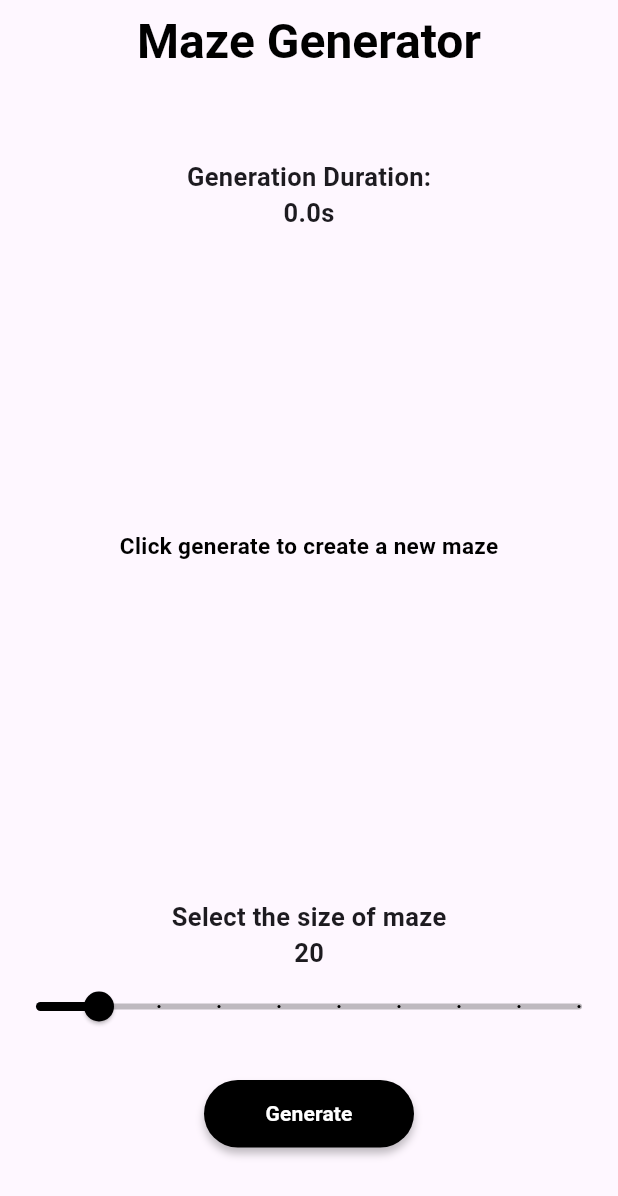
After one commit to dylan-1006/maze_generator, a Flutter app: the screen it shows after launch, on a phone screen of 412 x 824 dp. The commit adds this screen. Shown: the top 1196 px of the screen. Run offline on Flutter 3.47's test engine with Material 3 defaults, Android fonts, the phone set to English and light mode, and no system bars; Roboto replaces fonts that are missing (SF-Pro).

Commit message:
Refactor code improve readability

```diff
--- a/lib/classes/maze.dart
+++ b/lib/classes/maze.dart
@@ -1,18 +1,18 @@
 class Cell {
-  //Each cell is a square that has 4 walls
-  //True indicates that the wall hasn't been removed yet
+  //Each cell is a square that has 4 walls. True indicates that the wall is intact
   bool topWall = true;
   bool bottomWall = true;
   bool leftWall = true;
   bool rightWall = true;
 
+  //Indicate whether the cell has been visited during maze generation
   bool visitedBefore = false;
 }
 
 class Maze {
   final int rows;
   final int columns;
-  late List<List<Cell>> grid; //2D Array to store the row & column of maze
+  late List<List<Cell>> grid; //2D Array to store the cells of maze
 
   Maze(this.rows, this.columns) {
     //Fill the grid up with cells
--- a/lib/home.dart
+++ b/lib/home.dart
@@ -1,7 +1,11 @@
 import "package:flutter/material.dart";
 import "package:maze_generator/classes/maze.dart";
 import "package:maze_generator/classes/maze_generator.dart";
+import "package:maze_generator/widgets/duration_info.dart";
+import "package:maze_generator/widgets/generate_button.dart";
+import "package:maze_generator/widgets/maze_container.dart";
 import "package:maze_generator/widgets/maze_painter.dart";
+import "package:maze_generator/widgets/maze_size_slider.dart";
 
 class HomeScreen extends StatefulWidget {
   const HomeScreen({super.key});
@@ -12,8 +16,8 @@
 
 class _HomeScreenState extends State<HomeScreen> {
   double mazeSize = 20;
-  late Maze maze;
-  late MazeGenerator generator;
+  Maze maze = Maze(20, 20);
+  late MazeGenerator generator = MazeGenerator(maze);
   Duration mazeGenerationTime = Duration.zero;
   int previousMazeSize = 20;
   bool finishedDrawing = false;
@@ -32,129 +36,30 @@
         body: Column(
           crossAxisAlignment: CrossAxisAlignment.center,
           children: [
-            Container(
-              margin: EdgeInsets.only(top: 50),
-              child: Text(
-                "Generation Duration:",
-                style: TextStyle(fontWeight: FontWeight.w600, fontSize: 17),
-              ),
-            ),
-            Container(
-                margin: EdgeInsets.only(bottom: 30),
-                child: Text(
-                  (mazeGenerationTime.inMicroseconds / 1000000).toString() +
-                      's',
-                  style: TextStyle(fontWeight: FontWeight.w600, fontSize: 17),
-                )),
-            Container(
-              alignment: Alignment.center,
-              height: 360,
-              margin: const EdgeInsets.symmetric(horizontal: 25),
-              decoration: const BoxDecoration(color: Colors.transparent),
-              child: finishedDrawing
-                  ? MazeWidget(generator.maze)
-                  : const Text(
-                      'Click generate to create a new maze',
-                      style: TextStyle(
-                          color: Colors.black,
-                          fontWeight: FontWeight.w600,
-                          fontSize: 15),
-                    ),
-            ),
-            Container(
-              alignment: Alignment.bottomRight,
-              margin: const EdgeInsets.only(bottom: 35, left: 25, right: 25),
-              child: Text(
-                '${previousMazeSize}x$previousMazeSize',
-                style: TextStyle(
-                    fontSize: 14,
-                    fontWeight: FontWeight.w700,
-                    color: finishedDrawing ? Colors.black : Colors.transparent),
-              ),
-            ),
-            Container(
-              child: const Text(
-                'Select the size of maze',
-                style: TextStyle(fontSize: 17, fontWeight: FontWeight.w600),
-              ),
-            ),
-            Container(
-              child: Text(
-                mazeSize.round().toString(),
-                style:
-                    const TextStyle(fontSize: 17, fontWeight: FontWeight.w600),
-              ),
-            ),
-            Slider(
-              divisions: 9,
-              min: 10.0,
-              max: 100.0,
-              value: mazeSize,
-              activeColor: Colors.black,
-              inactiveColor: Colors.black.withOpacity(0.25),
-              label: '${mazeSize.round()}',
+            DurationInfo(mazeGenerationTime: mazeGenerationTime),
+            MazeContainer(
+                finishedDrawing: finishedDrawing,
+                generator: generator,
+                previousMazeSize: previousMazeSize),
+            MazeSizeSlider(
+              mazeSize: mazeSize,
               onChanged: (value) {
                 setState(() {
                   mazeSize = value;
                 });
               },
             ),
-            Container(
-              margin: const EdgeInsets.only(top: 25),
-              width: 140,
-              height: 45,
-              decoration: BoxDecoration(
-                  borderRadius: const BorderRadius.all(Radius.circular(30)),
-                  boxShadow: [
-                    BoxShadow(
-                        color: Colors.black.withOpacity(0.25),
-                        blurRadius: 4,
-                        offset: const Offset(0, 4))
-                  ]),
-              child: TextButton(
-                style: ButtonStyle(
-                    backgroundColor: WidgetStateProperty.all(Colors.black)),
+            GenerateButton(
                 onPressed: () {
                   setState(() {
                     previousMazeSize = mazeSize.round();
                     maze = Maze(mazeSize.round(), mazeSize.round());
                     generator = MazeGenerator(maze);
                     mazeGenerationTime = generator.generateMaze();
-
-                    // for (int i = 0; i < generator.maze.rows; i++) {
-                    //   for (int j = 0; j < generator.maze.columns; j++) {
-                    //     print('Cell at ' +
-                    //         i.toString() +
-                    //         ',' +
-                    //         j.toString() +
-                    //         "\nVisited: " +
-                    //         generator.maze.grid[i][j].visitedBefore.toString() +
-                    //         '\n' +
-                    //         'TopWall: ' +
-                    //         generator.maze.grid[i][j].topWall.toString() +
-                    //         '\n' +
-                    //         'BottomWall: ' +
-                    //         generator.maze.grid[i][j].bottomWall.toString() +
-                    //         '\n' +
-                    //         'LeftWall: ' +
-                    //         generator.maze.grid[i][j].leftWall.toString() +
-                    //         '\n' +
-                    //         'RightWall: ' +
-                    //         generator.maze.grid[i][j].rightWall.toString());
-                    //   }
-                    // }
                     finishedDrawing = true;
                   });
                 },
-                child: const Text(
-                  "Generate",
-                  style: TextStyle(
-                      color: Colors.white,
-                      fontWeight: FontWeight.w600,
-                      fontSize: 14),
-                ),
-              ),
-            )
+                finishedDrawing: finishedDrawing)
           ],
         ));
   }
--- /dev/null
+++ b/lib/widgets/duration_info.dart
@@ -0,0 +1,26 @@
+import 'package:flutter/material.dart';
+
+class DurationInfo extends StatelessWidget {
+  final Duration mazeGenerationTime;
+
+  const DurationInfo({required this.mazeGenerationTime});
+
+  @override
+  Widget build(BuildContext context) {
+    return Column(children: [
+      Container(
+        margin: const EdgeInsets.only(top: 50),
+        child: const Text(
+          "Generation Duration:",
+          style: TextStyle(fontWeight: FontWeight.w600, fontSize: 17),
+        ),
+      ),
+      Container(
+          margin: const EdgeInsets.only(bottom: 30),
+          child: Text(
+            '${mazeGenerationTime.inMicroseconds / 1000000}s',
+            style: const TextStyle(fontWeight: FontWeight.w600, fontSize: 17),
+          ))
+    ]);
+  }
+}
--- /dev/null
+++ b/lib/widgets/generate_button.dart
@@ -0,0 +1,35 @@
+import 'package:flutter/material.dart';
+
+class GenerateButton extends StatelessWidget {
+  final VoidCallback onPressed;
+  final bool finishedDrawing;
+  const GenerateButton(
+      {required this.onPressed, required this.finishedDrawing});
+
+  @override
+  Widget build(BuildContext context) {
+    return Container(
+      margin: const EdgeInsets.only(top: 25),
+      width: 140,
+      height: 45,
+      decoration: BoxDecoration(
+          borderRadius: const BorderRadius.all(Radius.circular(30)),
+          boxShadow: [
+            BoxShadow(
+                color: Colors.black.withOpacity(0.25),
+                blurRadius: 4,
+                offset: const Offset(0, 4))
+          ]),
+      child: TextButton(
+        style:
+            ButtonStyle(backgroundColor: WidgetStateProperty.all(Colors.black)),
+        onPressed: onPressed,
+        child: const Text(
+          "Generate",
+          style: TextStyle(
+              color: Colors.white, fontWeight: FontWeight.w600, fontSize: 14),
+        ),
+      ),
+    );
+  }
+}
--- /dev/null
+++ b/lib/widgets/maze_container.dart
@@ -0,0 +1,47 @@
+import 'package:flutter/material.dart';
+import 'package:maze_generator/classes/maze_generator.dart';
+import 'package:maze_generator/widgets/maze_painter.dart';
+
+class MazeContainer extends StatelessWidget {
+  final bool finishedDrawing;
+  final MazeGenerator generator;
+  final int previousMazeSize;
+  const MazeContainer(
+      {required this.finishedDrawing,
+      required this.generator,
+      required this.previousMazeSize});
+
+  @override
+  Widget build(BuildContext context) {
+    return Column(
+      children: [
+        Container(
+          alignment: Alignment.center,
+          height: 360,
+          margin: const EdgeInsets.symmetric(horizontal: 25),
+          decoration: const BoxDecoration(color: Colors.transparent),
+          child: finishedDrawing
+              ? MazeWidget(generator.maze)
+              : const Text(
+                  'Click generate to create a new maze',
+                  style: TextStyle(
+                      color: Colors.black,
+                      fontWeight: FontWeight.w600,
+                      fontSize: 15),
+                ),
+        ),
+        Container(
+          alignment: Alignment.bottomRight,
+          margin: const EdgeInsets.only(bottom: 35, left: 25, right: 25),
+          child: Text(
+            '${previousMazeSize}x$previousMazeSize',
+            style: TextStyle(
+                fontSize: 14,
+                fontWeight: FontWeight.w700,
+                color: finishedDrawing ? Colors.black : Colors.transparent),
+          ),
+        ),
+      ],
+    );
+  }
+}
--- a/lib/widgets/maze_painter.dart
+++ b/lib/widgets/maze_painter.dart
@@ -15,21 +15,24 @@
       ..color = Colors.black
       ..strokeWidth = 2;
 
-    //Nested for loop to iterate through each column & row for painting
+    //Nested for loop to iterate through each cell in maze grid
     for (int row = 0; row < maze.rows; row++) {
       for (int col = 0; col < maze.columns; col++) {
         //Get x & y coordinate by multiplying current column/row with width/height
         double x = col * cellWidth;
         double y = row * cellHeight;
 
+        //Draw walls of cell if they are still intact
         if (maze.grid[row][col].topWall) {
           canvas.drawLine(Offset(x, y), Offset(x + cellWidth, y), wallPaint);
         }
         if (maze.grid[row][col].rightWall) {
-          canvas.drawLine(Offset(x + cellWidth, y), Offset(x + cellWidth, y + cellHeight), wallPaint);
+          canvas.drawLine(Offset(x + cellWidth, y),
+              Offset(x + cellWidth, y + cellHeight), wallPaint);
         }
         if (maze.grid[row][col].bottomWall) {
-          canvas.drawLine(Offset(x, y + cellHeight), Offset(x + cellWidth, y + cellHeight), wallPaint);
+          canvas.drawLine(Offset(x, y + cellHeight),
+              Offset(x + cellWidth, y + cellHeight), wallPaint);
         }
         if (maze.grid[row][col].leftWall) {
           canvas.drawLine(Offset(x, y), Offset(x, y + cellHeight), wallPaint);
@@ -40,7 +43,7 @@
 
   @override
   bool shouldRepaint(covariant CustomPainter oldDelegate) {
-    return false;
+    return true; //Only return true if we wish to repaint maze
   }
 }
 
@@ -51,7 +54,8 @@
   @override
   Widget build(BuildContext context) {
     return CustomPaint(
-        size: const Size(double.infinity, double.infinity),
+        size: const Size(
+            double.infinity, double.infinity), //Use all available space
         painter: MazePainter(maze));
   }
 }
--- /dev/null
+++ b/lib/widgets/maze_size_slider.dart
@@ -0,0 +1,37 @@
+import 'package:flutter/material.dart';
+
+class MazeSizeSlider extends StatelessWidget {
+  final double mazeSize;
+  final ValueChanged<double> onChanged;
+  const MazeSizeSlider({required this.mazeSize, required this.onChanged});
+
+  @override
+  Widget build(BuildContext context) {
+    return Column(
+      children: [
+        Container(
+          child: const Text(
+            'Select the size of maze',
+            style: TextStyle(fontSize: 17, fontWeight: FontWeight.w600),
+          ),
+        ),
+        Container(
+          child: Text(
+            mazeSize.round().toString(),
+            style: const TextStyle(fontSize: 17, fontWeight: FontWeight.w600),
+          ),
+        ),
+        Slider(
+          divisions: 9,
+          min: 10.0,
+          max: 100.0,
+          value: mazeSize,
+          activeColor: Colors.black,
+          inactiveColor: Colors.black.withOpacity(0.25),
+          label: '${mazeSize.round()}',
+          onChanged: onChanged,
+        ),
+      ],
+    );
+  }
+}
```
Also changed, not shown: lib/classes/maze_generator.dart (+13 -13 lines).
